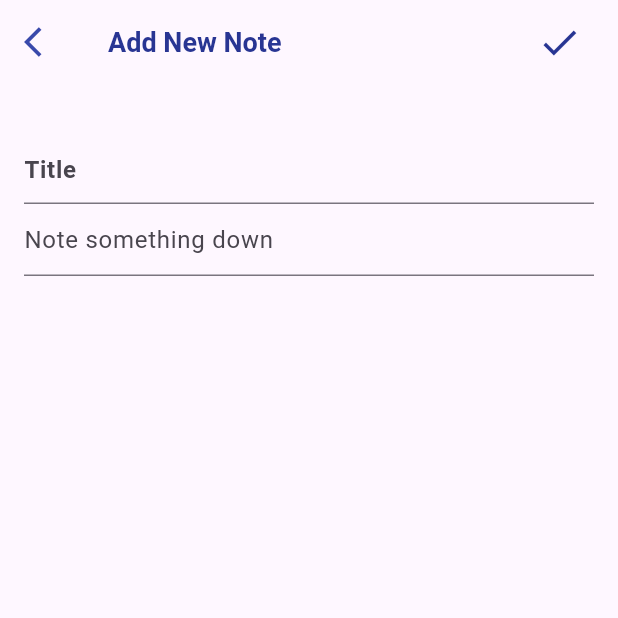
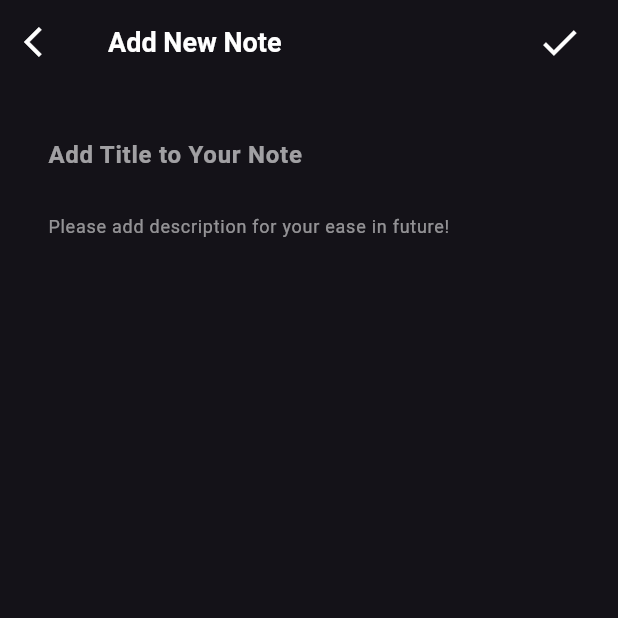
Before and after one commit to suhailthakrani/notes_app_with_bloc, a Flutter app: the screen it shows after launch, after a tap on the "add" icon, on a phone screen of 412 x 824 dp, the top half of it. Run offline on Flutter 3.47's test engine with Material 2 defaults, Android fonts, the phone set to English and light mode, and no system bars; our stand-ins replace bloc, cloud_firestore, equatable, firebase_core, flutter_bloc; accounts and stored records are empty.

Commit message:
Added Note Card and Reskinned the UI in all screens

```diff
--- a/lib/features/add_notes/add_notes_screen.dart
+++ b/lib/features/add_notes/add_notes_screen.dart
@@ -35,17 +35,17 @@ class _AddNoteScreenState extends State<AddNoteScreen> {
                           .read<CreateNoteBloc>()
                           .add(CreateNavigateBackPressedEvent());
                     },
-                    icon: Icon(
+                    icon: const Icon(
                       Icons.arrow_back_ios,
-                      color: Colors.indigo.shade600,
+                      color: Colors.white,
                     ),
                   ),
-                  title: Text(
+                  title: const Text(
                     'Add New Note',
                     style: TextStyle(
                       fontWeight: FontWeight.w700,
                       fontSize: 18,
-                      color: Colors.indigo.shade800,
+                       color: Colors.white,
                     ),
                   ),
 
@@ -56,9 +56,9 @@ class _AddNoteScreenState extends State<AddNoteScreen> {
                             .read<CreateNoteBloc>()
                             .add(CreateNoteSaveButtonPressedEvent());
                       },
-                      child: Icon(
+                      child: const Icon(
                         Icons.done,
-                        color: Colors.indigo.shade800,
+                         color: Colors.white,
                         size: 30,
                       ),
                     ),
@@ -66,25 +66,27 @@ class _AddNoteScreenState extends State<AddNoteScreen> {
                   ],
                 ),
                 body: Padding(
-                  padding: const EdgeInsets.symmetric(
-                    horizontal: 16,
-                    vertical: 32,
-                  ),
+                  padding: const EdgeInsets.all(16),
                   child: Column(
                     children: [
-                      TextField(
+                      SizedBox(
+                        height: 50,
+                        child: TextField(
                           controller:
                               context.read<CreateNoteBloc>().titleController,
-                        style: TextStyle(
+                          style: const TextStyle(
                             fontWeight: FontWeight.w700,
-                          fontSize: 20,
-                          color: Colors.indigo.shade800,
+                            fontSize: 24,
+                            color:  Colors.white,
                           ),
                           decoration: const InputDecoration(
-                          hintText: 'Title',
+                            border: OutlineInputBorder(borderSide: BorderSide.none),
+                            hintText: 'Add Title to Your Note',
                             hintStyle: TextStyle(
+                              color: Colors.white60,
                               fontWeight: FontWeight.w600,
                               fontSize: 16,
+                            ),
                           ),
                         ),
                       ),
@@ -96,7 +98,9 @@ class _AddNoteScreenState extends State<AddNoteScreen> {
                           maxLines: null,
                           keyboardType: TextInputType.multiline,
                           decoration: const InputDecoration(
-                            hintText: 'Note something down',
+                            border: OutlineInputBorder(borderSide: BorderSide.none),
+                            hintText: 'Please add description for your ease in future!',
+                            hintStyle: TextStyle(fontSize: 12, fontWeight: FontWeight.w400, color: Colors.white54)
                           ),
                         ),
                       ),
@@ -106,7 +110,7 @@ class _AddNoteScreenState extends State<AddNoteScreen> {
               );
 
             default:
-              return Scaffold();
+              return const Scaffold();
           }
         },
       ),
--- a/lib/features/home/home_screen.dart
+++ b/lib/features/home/home_screen.dart
@@ -3,6 +3,7 @@ import 'package:flutter/material.dart';
 import 'package:flutter_bloc/flutter_bloc.dart';
 import 'package:notes_app_with_bloc/blocs/create_note/create_note_bloc.dart';
 import 'package:notes_app_with_bloc/blocs/view_note/view_note_bloc.dart';
+import 'package:notes_app_with_bloc/commons/widgets/note_card.dart';
 import 'package:notes_app_with_bloc/features/view_notes/view_note_screen.dart';
 
 import '../../blocs/notes/notes_bloc.dart';
@@ -14,8 +15,15 @@ class HomeScreen extends StatelessWidget {
 
   @override
   Widget build(BuildContext context) {
-    TextTheme textTheme = Theme.of(context).textTheme;
     return Scaffold(
+      appBar: AppBar(
+        toolbarHeight: 80,
+        title: const Text(
+          "Notes",
+          style:
+              TextStyle(fontWeight: FontWeight.w600, fontSize: 28, height: 1.5),
+        ),
+      ),
       body: SafeArea(
         child: BlocConsumer<NotesBloc, NotesState>(
           bloc: BlocProvider.of(context)..add(const NotesLoadNotesEvent()),
@@ -41,8 +49,6 @@ class HomeScreen extends StatelessWidget {
             }
           },
           builder: (context, state) {
-            print(state);
-
             switch (state.runtimeType) {
               case NotesLoadingState:
                 return const Center(
@@ -50,12 +56,14 @@ class HomeScreen extends StatelessWidget {
                 );
               case NotesLoadedState:
                 final loadedState = state as NotesLoadedState;
-                return Column(
+                final notes = loadedState.notes;
+                return Padding(
+                  padding: const EdgeInsets.all(16),
+                  child: Column(
+                    crossAxisAlignment: CrossAxisAlignment.start,
                     children: [
-                    const SizedBox(height: 20),
-                    Container(
-                      height: 55,
-                      padding: const EdgeInsets.symmetric(horizontal: 16),
+                      SizedBox(
+                        height: 50,
                         child: TextField(
                           decoration: InputDecoration(
                             border: OutlineInputBorder(
@@ -63,22 +71,22 @@ class HomeScreen extends StatelessWidget {
                                 borderSide: BorderSide.none),
                             hintText: 'Search Notes',
                             filled: true,
-                          fillColor: Colors.grey.shade300,
-                          hintStyle: TextStyle(
-                            color: Theme.of(context).primaryColor,
+                            fillColor: const Color(0xFF252329),
+                            hintStyle: const TextStyle(
+                              color: Colors.white60,
+                              fontWeight: FontWeight.w400,
+                              fontSize: 14,
                             ),
                             prefixIcon: const Icon(Icons.search),
                           ),
                         ),
                       ),
-                    const SizedBox(height: 5),
+                      const SizedBox(height: 20),
                       Expanded(
-                      child: Container(
-                        padding: const EdgeInsets.symmetric(horizontal: 12),
                         child: ListView.separated(
-                          itemCount: loadedState.notes.length,
+                          itemCount: notes.length,
                           itemBuilder: (context, index) {
-                            Note note = loadedState.notes[index];
+                            Note note = notes[index];
 
                             return GestureDetector(
                               onTap: () {
@@ -86,60 +94,15 @@ class HomeScreen extends StatelessWidget {
                                     .read<NotesBloc>()
                                     .add(NotesViewNoteEvent(note));
                               },
-                              child: Container(
-                                decoration: BoxDecoration(
-                                  color: Theme.of(context).cardColor,
-                                  borderRadius: BorderRadius.circular(10),
+                              child: NoteCard(note: note),
+                            );
+                          },
+                          separatorBuilder: (_, int index) =>
+                              const SizedBox(height: 8),
                         ),
-                                child: Padding(
-                                  padding: const EdgeInsets.all(8.0),
-                                  child: Row(
-                                    children: [
-                                      Expanded(
-                                        child: Column(
-                                          crossAxisAlignment:
-                                              CrossAxisAlignment.start,
-                                          children: [
-                                            Text(
-                                              note.title,
-                                              style: const TextStyle(
-                                                fontSize: 18,
-                                                fontWeight: FontWeight.w600,
-                                              ),
-                                              softWrap: true,
-                                            ),
-                                            Text(
-                                              note.body,
-                                              maxLines: 2,
-                                              textAlign: TextAlign.justify,
-                                              style: const TextStyle(
-                                                fontSize: 14,
-                                                fontWeight: FontWeight.w500,
-                                              ),
-                                              softWrap: true,
                       ),
                     ],
                   ),
-                                      ),
-                                      IconButton(
-                                          onPressed: () {},
-                                          icon: Icon(
-                                            Icons.delete,
-                                            color: Theme.of(context)
-                                                .colorScheme
-                                                .error,
-                                          )),
-                                    ],
-                                  ),
-                                ),
-                              ),
-                            );
-                          },
-                          separatorBuilder: (_, int index) => const Divider(),
-                        ),
-                      ),
-                    ),
-                  ],
                 );
               case NotesErrorState:
                 final errorState = state as NotesErrorState;
@@ -157,9 +120,7 @@ class HomeScreen extends StatelessWidget {
       ),
       floatingActionButtonLocation: FloatingActionButtonLocation.centerFloat,
       floatingActionButton: FloatingActionButton(
-        // backgroundColor:
-
-        //     Theme.of(context).floatingActionButtonTheme.backgroundColor,
+        backgroundColor: const Color(0xff17c90a),
         onPressed: () {
           context.read<NotesBloc>().add(const NotesCreateNoteEvent());
         },
@@ -170,33 +131,3 @@ class HomeScreen extends StatelessWidget {
     );
   }
 }
-
-class GreetingHeader extends StatelessWidget {
-  const GreetingHeader({
-    super.key,
-    required this.textTheme,
-  });
-
-  final TextTheme textTheme;
-
-  @override
-  Widget build(BuildContext context) {
-    return Container(
-      padding: const EdgeInsets.symmetric(
-        horizontal: 12,
-      ),
-      child: Row(
-        mainAxisAlignment: MainAxisAlignment.spaceBetween,
-        children: [
-          Text(
-            "Hi, Suhail Thakrani",
-            style: textTheme.headlineSmall,
-          ),
-          const Icon(
-            CupertinoIcons.person_alt_circle,
-          )
-        ],
-      ),
-    );
-  }
-}
--- a/lib/features/view_notes/view_note_screen.dart
+++ b/lib/features/view_notes/view_note_screen.dart
@@ -11,7 +11,6 @@ class ViewNoteScreen extends StatelessWidget {
     return BlocBuilder<ViewNoteBloc, ViewNoteState>(
       bloc: context.read<ViewNoteBloc>()..add(ViewNoteInitialEvent()),
       builder: (context, state) {
-        print(state);
         if (state is ViewNoteInitialState) {
           return const Scaffold(
             body: Center(
@@ -28,8 +27,9 @@ class ViewNoteScreen extends StatelessWidget {
                 Text(
                   state.note.title,
                   style: const TextStyle(
-                    fontSize: 18,
+                    fontSize: 24,
                     fontWeight: FontWeight.w600,
+                    color: Colors.white
                   ),
                   softWrap: true,
                 ),
@@ -40,6 +40,7 @@ class ViewNoteScreen extends StatelessWidget {
                   style: const TextStyle(
                     fontSize: 14,
                     fontWeight: FontWeight.w500,
+                    color: Colors.white70,
                   ),
                   softWrap: true,
                 ),
--- a/lib/main.dart
+++ b/lib/main.dart
@@ -29,8 +29,7 @@ class MyApp extends StatelessWidget {
         child: MaterialApp(
           title: 'Flutter Demo',
           debugShowCheckedModeBanner: false,
-          theme: ThemeData(
-            colorScheme: ColorScheme.fromSeed(seedColor: Colors.deepPurple),
+          theme: ThemeData.dark(
             useMaterial3: true,
           ),
           home: const HomeScreen(),
--- a/pubspec.yaml
+++ b/pubspec.yaml
@@ -19,7 +19,7 @@ publish_to: 'none' # Remove this line if you wish to publish to pub.dev
 version: 1.0.0+1
 
 environment:
-  sdk: '>=3.0.6 <4.0.0'
+  sdk: '>=3.0.0 <4.0.0'
 
 # Dependencies specify other packages that your package needs in order to work.
 # To automatically upgrade your package dependencies to the latest versions
```
Also changed, not shown: lib/commons/widgets/note_card.dart (added, +49 -0 lines), lib/repositories/firebase_repository.dart (+14 -6 lines), pubspec.lock. Lines whose indentation alone changed are shown as unchanged.
